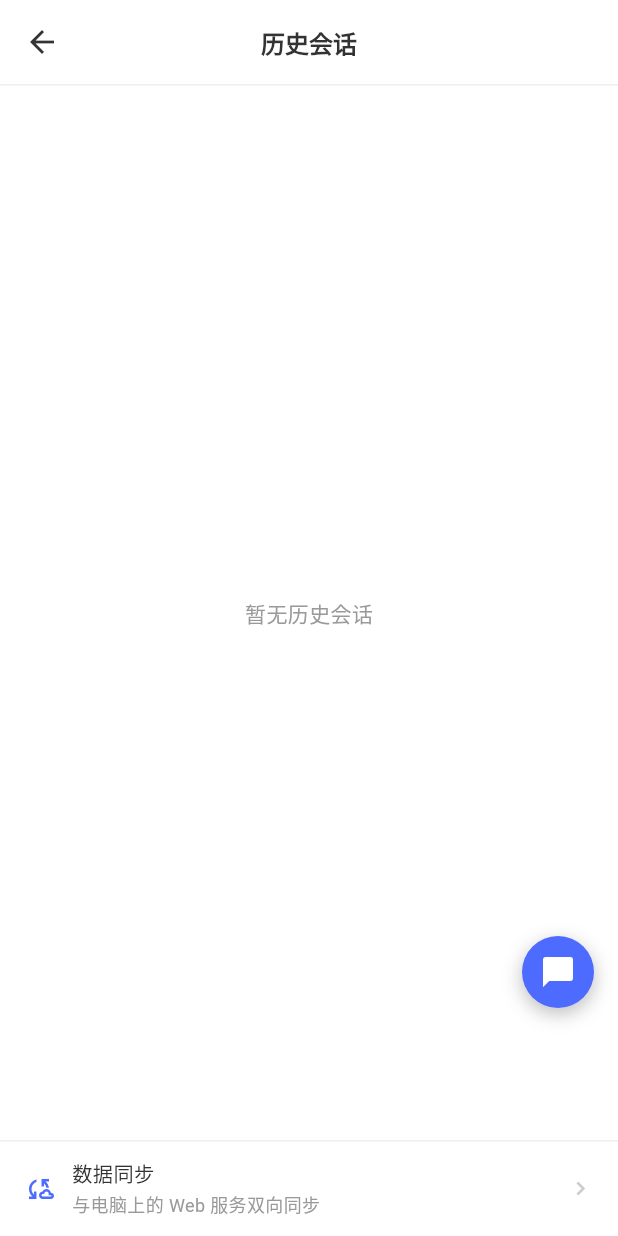
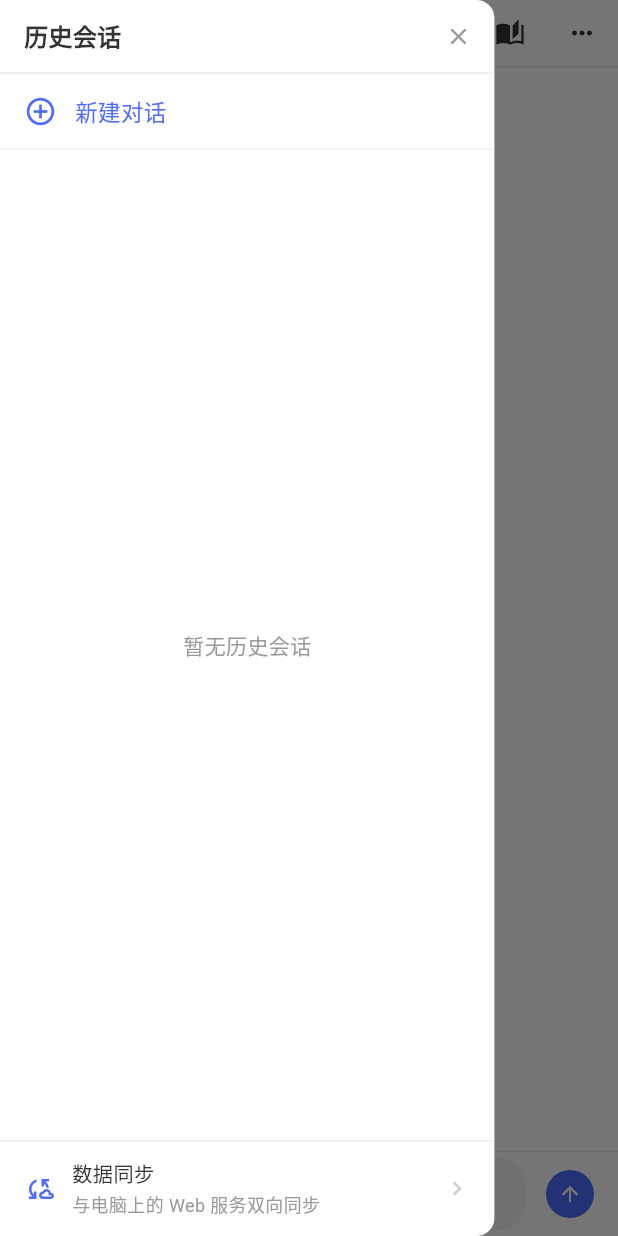
Before and after one commit to xianyvgan2223/ai-novel-platform, a Flutter app: the screen it shows after launch, after a tap on the "menu" icon, on a phone screen of 412 x 824 dp. Run offline on Flutter 3.47's test engine with Material 3 defaults, Android fonts, the phone set to English and light mode, and no system bars; our stand-ins replace dio, file_picker, flutter_riverpod, sqflite; missing offline and left inert: flutter_displaymode; accounts and stored records are empty.

Commit message:
4.7.17优化聊天页面显示

```diff
--- a/lib/features/chat/presentation/chat_page.dart
+++ b/lib/features/chat/presentation/chat_page.dart
@@ -7,7 +7,6 @@ import 'package:flutter/cupertino.dart';
 import 'package:flutter_riverpod/flutter_riverpod.dart';
 import '../application/chat_controller.dart';
 import '../domain/chat_message.dart';
-import '../domain/chat_session.dart';
 import 'history_page.dart';
 import 'settings_page.dart';
 import 'session_setting_page.dart';
@@ -28,6 +27,9 @@ class _ChatPageState extends ConsumerState<ChatPage> {
   final TextEditingController _inputCtrl = TextEditingController();
   final ScrollController _scrollCtrl = ScrollController();
 
+  /// 用于打开/关闭历史会话抽屉
+  final GlobalKey<ScaffoldState> _scaffoldKey = GlobalKey<ScaffoldState>();
+
   // 编辑模式状态
   bool _isEditMode = false;
   final Set<int> _selectedIndices = {};
@@ -35,17 +37,33 @@ class _ChatPageState extends ConsumerState<ChatPage> {
   /// 用户是否在聊天底部附近（防自动滚动干扰手动翻阅）
   bool _isNearBottom = true;
 
+  /// 已滚到底部的会话 id（抽屉切换会话/新建会话后需要重新定位到底部）
+  int? _scrolledSessionId;
+
   ChatController get _chat => ref.read(chatProvider);
 
   @override
   void initState() {
     super.initState();
     _scrollCtrl.addListener(_onScrollChanged);
+    // 监听会话切换：抽屉里选中历史会话后自动定位到最新消息
+    ref.read(chatProvider).addListener(_onChatChanged);
     // 进入页面时定位到底部（如从悬浮面板“展开”进入时展示最新消息）
     WidgetsBinding.instance.addPostFrameCallback((_) {
       if (_scrollCtrl.hasClients) {
         _scrollCtrl.jumpTo(_scrollCtrl.position.maxScrollExtent);
       }
+    });
+  }
+
+  /// 会话被切换（抽屉里选会话 / 新建对话）时，等消息渲染完成后滚到底部
+  void _onChatChanged() {
+    final sessionId = _chat.currentSession?.id;
+    if (sessionId == _scrolledSessionId) return;
+    _scrolledSessionId = sessionId;
+    WidgetsBinding.instance.addPostFrameCallback((_) {
+      if (!mounted || !_scrollCtrl.hasClients) return;
+      _scrollCtrl.jumpTo(_scrollCtrl.position.maxScrollExtent);
     });
   }
 
@@ -58,6 +76,7 @@ class _ChatPageState extends ConsumerState<ChatPage> {
 
   @override
   void dispose() {
+    ref.read(chatProvider).removeListener(_onChatChanged);
     _scrollCtrl.removeListener(_onScrollChanged);
     _inputCtrl.dispose();
     _scrollCtrl.dispose();
@@ -164,6 +183,24 @@ class _ChatPageState extends ConsumerState<ChatPage> {
     }
   }
 
+  // ── 页面跳转 ──
+
+  /// 切换页面：收输入法 + 立即 push，不做任何等待。
+  ///
+  /// 曾经的坑：输入框有焦点时点「写小说」，输入法还没收回，新页面正文只剩
+  /// 400 出头的高度，内容高度固定的页面就 RenderFlex overflow。当时的修法是
+  /// 先 unfocus 再等窗口 inset 归零 —— 结果切页要多等一帧到几帧，手感发涩。
+  ///
+  /// 现在等待去掉了：目标页自身改成可滚动布局（见 novel_writing_page.dart），
+  /// 输入法收起动画与新页面入场动画同时进行也不会有布局溢出，于是切页回到
+  /// 「立即响应」。unfocus 仍然保留，否则键盘会挂在新页面上不收。
+  Future<void> _pushPage(Widget page) {
+    FocusManager.instance.primaryFocus?.unfocus();
+    return Navigator.of(
+      context,
+    ).push(MaterialPageRoute<void>(builder: (_) => page));
+  }
+
   // ── 发送消息 ──
 
   void _onSend() {
@@ -241,7 +278,9 @@ class _ChatPageState extends ConsumerState<ChatPage> {
         }
       },
       child: Scaffold(
+        key: _scaffoldKey,
         backgroundColor: Colors.white,
+        drawer: const HistoryDrawer(),
         appBar: _isEditMode
             ? _buildEditAppBar()
             : _buildAppBar(sessionTitle, hasSession),
@@ -272,21 +311,8 @@ class _ChatPageState extends ConsumerState<ChatPage> {
           ? IconButton(
               icon: const Icon(Icons.menu, color: Color(0xFF333333), size: 20),
               constraints: BoxConstraints(minWidth: 36, minHeight: 36),
-              onPressed: () async {
-                // 打开历史会话页，回传可能选中会话
-                final result = await Navigator.of(context).push<ChatSession>(
-                  MaterialPageRoute(builder: (_) => const HistoryPage()),
-                );
-                if (result != null && mounted) {
-                  await ref.read(chatProvider).loadSession(result);
-                  // 会话加载后滚动到底部
-                  WidgetsBinding.instance.addPostFrameCallback((_) {
-                    if (_scrollCtrl.hasClients) {
-                      _scrollCtrl.jumpTo(_scrollCtrl.position.maxScrollExtent);
-                    }
-                  });
-                }
-              },
+              tooltip: '历史会话',
+              onPressed: () => _scaffoldKey.currentState?.openDrawer(),
             )
           : BackButton(
               color: const Color(0xFF333333),
@@ -296,9 +322,7 @@ class _ChatPageState extends ConsumerState<ChatPage> {
         onTap: () {
           // 点击标题打开当前会话的设置页
           if (hasSession) {
-            Navigator.of(context).push(
-              MaterialPageRoute(builder: (_) => const SessionSettingsPage()),
-            );
+            _pushPage(const SessionSettingsPage());
           }
         },
         child: Row(
@@ -333,11 +357,7 @@ class _ChatPageState extends ConsumerState<ChatPage> {
           ),
           constraints: BoxConstraints(minWidth: 36, minHeight: 36),
           tooltip: '写小说',
-          onPressed: () {
-            Navigator.of(
-              context,
-            ).push(MaterialPageRoute(builder: (_) => const NovelWritingPage()));
-          },
+          onPressed: () => _pushPage(const NovelWritingPage()),
         ),
         PopupMenuButton<String>(
           icon: const Icon(
@@ -351,13 +371,9 @@ class _ChatPageState extends ConsumerState<ChatPage> {
           onSelected: (value) {
             switch (value) {
               case 'settings':
-                Navigator.of(
-                  context,
-                ).push(MaterialPageRoute(builder: (_) => const SettingsPage()));
+                _pushPage(const SettingsPage());
               case 'game':
-                Navigator.of(
-                  context,
-                ).push(MaterialPageRoute(builder: (_) => const GameHubPage()));
+                _pushPage(const GameHubPage());
             }
           },
           itemBuilder: (context) => [
--- a/lib/features/chat/presentation/history_page.dart
+++ b/lib/features/chat/presentation/history_page.dart
@@ -1,5 +1,6 @@
 /// lib/views/history_page.dart
-/// 历史会话列表页面 — 展示、新建、删除会话
+/// 历史会话抽屉 — 展示、新建、删除会话（从左侧滑出，占屏幕宽度 70%）
+library;
 
 import 'package:flutter/material.dart';
 import 'package:flutter_riverpod/flutter_riverpod.dart';
@@ -15,14 +16,44 @@ final historyProvider = ChangeNotifierProvider<HistoryController>(
   (ref) => HistoryController(),
 );
 
-class HistoryPage extends ConsumerStatefulWidget {
-  const HistoryPage({super.key});
+/// 历史会话抽屉：点击聊天页左上角菜单按钮后从左侧滑出。
+///
+/// 选中会话 / 新建对话后自动关闭抽屉（Drawer 是 Navigator 上的一层路由，
+/// 直接 pop 即可收起），并切换 chatProvider 中的当前会话。
+class HistoryDrawer extends ConsumerStatefulWidget {
+  const HistoryDrawer({
+    super.key,
+    this.sessionTitleFontSize = defaultSessionTitleFontSize,
+    this.sessionPreviewFontSize = defaultSessionPreviewFontSize,
+    this.sessionTimeFontSize = defaultSessionTimeFontSize,
+  });
+
+  /// 抽屉宽度占屏幕宽度的比例
+  static const double widthFactor = 0.8;
+
+  /// 会话条目标题的默认字号
+  static const double defaultSessionTitleFontSize = 10;
+
+  /// 会话条目预览行（最后一条消息）的默认字号
+  static const double defaultSessionPreviewFontSize = 8;
+
+  /// 会话条目时间戳的默认字号（略小于标题、略大于预览行）
+  static const double defaultSessionTimeFontSize = 9;
+
+  /// 会话条目标题字号；留出参数是为了截图工具能对比别的字号
+  final double sessionTitleFontSize;
+
+  /// 会话条目预览行字号，同上留出参数备用
+  final double sessionPreviewFontSize;
+
+  /// 会话条目时间戳字号，同上留出参数备用
+  final double sessionTimeFontSize;
 
   @override
-  ConsumerState<HistoryPage> createState() => _HistoryPageState();
+  ConsumerState<HistoryDrawer> createState() => _HistoryDrawerState();
 }
 
-class _HistoryPageState extends ConsumerState<HistoryPage> {
+class _HistoryDrawerState extends ConsumerState<HistoryDrawer> {
   /// 数据同步状态
   bool _syncing = false;
   String _syncStatus = '';
@@ -48,6 +79,12 @@ class _HistoryPageState extends ConsumerState<HistoryPage> {
     final d = DateTime.fromMillisecondsSinceEpoch(ms);
     String two(int n) => n.toString().padLeft(2, '0');
     return '${two(d.month)}-${two(d.day)} ${two(d.hour)}:${two(d.minute)}';
+  }
+
+  /// 收起抽屉（Drawer 是 Navigator 上的路由，pop 即关闭）
+  void _closeDrawer() {
+    if (!mounted) return;
+    Navigator.of(context).pop();
   }
 
   /// 一键同步：优先用已保存的地址；没配过就自动在局域网里找电脑
@@ -95,9 +132,7 @@ class _HistoryPageState extends ConsumerState<HistoryPage> {
           action: SnackBarAction(
             label: '同步设置',
             textColor: Colors.white,
-            onPressed: () => Navigator.of(context).push(
-              MaterialPageRoute<void>(builder: (_) => const SyncPage()),
-            ),
+            onPressed: _openSyncPage,
           ),
         ),
       );
@@ -106,19 +141,25 @@ class _HistoryPageState extends ConsumerState<HistoryPage> {
     }
   }
 
+  /// 打开同步设置页：先收起抽屉再进入，避免返回时抽屉仍展开
+  void _openSyncPage() {
+    final navigator = Navigator.of(context);
+    _closeDrawer();
+    navigator.push(
+      MaterialPageRoute<void>(builder: (_) => const SyncPage()),
+    );
+  }
+
   Future<void> _onNewSession() async {
     // 直接新建内存会话并切换到主页面，等发消息时才入库
     ref.read(chatProvider).newSession();
-    if (mounted) {
-      Navigator.of(context).pop();
-    }
+    _closeDrawer();
   }
 
   Future<void> _onTapSession(ChatSession session) async {
-    await ref.read(chatProvider).loadSession(session);
-    if (mounted) {
-      Navigator.of(context).pop(session);
-    }
+    final chat = ref.read(chatProvider);
+    _closeDrawer();
+    await chat.loadSession(session);
   }
 
   Future<void> _onDeleteSession(int id) async {
@@ -127,72 +168,79 @@ class _HistoryPageState extends ConsumerState<HistoryPage> {
 
   @override
   Widget build(BuildContext context) {
-    final historyCtrl = ref.watch(historyProvider);
+    // 占屏幕宽度 70%，超出屏幕时留出右侧间隙
+    final screenWidth = MediaQuery.of(context).size.width;
+    final width = screenWidth * HistoryDrawer.widthFactor;
 
-    if (!historyCtrl.isLoaded) {
-      return Scaffold(
+    return Drawer(
+      width: width,
       backgroundColor: Colors.white,
-        appBar: _buildAppBar(context),
-        body: const Center(
-          child: CircularProgressIndicator(color: Color(0xFF4D6BFE)),
+      elevation: 4,
+      shape: const RoundedRectangleBorder(
+        borderRadius: BorderRadius.only(
+          topRight: Radius.circular(12),
+          bottomRight: Radius.circular(12),
+        ),
+      ),
+      child: ClipRRect(
+        borderRadius: const BorderRadius.only(
+          topRight: Radius.circular(12),
+          bottomRight: Radius.circular(12),
+        ),
+        child: _buildContent(),
       ),
     );
   }
 
-    final sessions = historyCtrl.sessions;
+  Widget _buildContent() {
+    final historyCtrl = ref.watch(historyProvider);
 
-    return Scaffold(
-      backgroundColor: Colors.white,
-      appBar: _buildAppBar(context),
-      body: Column(
+    return Column(
       children: [
+        _buildHeader(),
         Expanded(
-            child: sessions.isEmpty
+          child: !historyCtrl.isLoaded
               ? const Center(
-                    child: Text(
-                      '暂无历史会话',
-                      style: TextStyle(fontSize: 14, color: Color(0xFF999999)),
-                    ),
+                  child: CircularProgressIndicator(color: Color(0xFF4D6BFE)),
                 )
-                : ListView.separated(
-                    padding: const EdgeInsets.symmetric(vertical: 8),
-                    itemCount: sessions.length + 1, // +1 新建按钮
-                    separatorBuilder: (_, _) => const Divider(
-                      height: 1,
-                      indent: 16,
-                      color: Color(0xFFEEEEEE),
-                    ),
-                    itemBuilder: (context, index) {
-                      if (index == 0) {
-                        return _NewSessionButton(onTap: _onNewSession);
-                      }
-                      final session = sessions[index - 1];
-                      return _SessionTile(
-                        session: session,
-                        onTap: () => _onTapSession(session),
-                        onDelete: () => _showDeleteConfirm(session),
-                      );
-                    },
+              : Column(
+                  children: [
+                    // 「新建对话」始终可用，没有历史会话时也能新建
+                    _NewSessionButton(onTap: _onNewSession),
+                    const Divider(height: 1, color: Color(0xFFEEEEEE)),
+                    Expanded(child: _buildSessionList(historyCtrl.sessions)),
+                  ],
                 ),
         ),
         // 底部固定的数据同步入口
         const Divider(height: 1, color: Color(0xFFEEEEEE)),
-          _SyncEntry(syncing: _syncing, status: _syncStatus, onTap: _quickSync),
+        SafeArea(
+          top: false,
+          child: _SyncEntry(
+            syncing: _syncing,
+            status: _syncStatus,
+            onTap: _quickSync,
+          ),
+        ),
       ],
-      ),
     );
   }
 
-  AppBar _buildAppBar(BuildContext context) {
-    return AppBar(
-      backgroundColor: Colors.white,
-      elevation: 0,
-      scrolledUnderElevation: 0,
-      leading: IconButton(
-        icon: const Icon(Icons.arrow_back, color: Color(0xFF333333)),
-        onPressed: () => Navigator.of(context).pop(),
+  /// 抽屉顶部标题栏
+  Widget _buildHeader() {
+    return Container(
+      decoration: const BoxDecoration(
+        border: Border(bottom: BorderSide(color: Color(0xFFEEEEEE), width: 1)),
       ),
-      title: const Text(
+      child: SafeArea(
+        bottom: false,
+        child: SizedBox(
+          height: 48,
+          child: Row(
+            children: [
+              const SizedBox(width: 16),
+              const Expanded(
+                child: Text(
                   '历史会话',
                   style: TextStyle(
                     fontSize: 16,
@@ -200,11 +248,52 @@ class _HistoryPageState extends ConsumerState<HistoryPage> {
                     color: Color(0xFF333333),
                   ),
                 ),
-      centerTitle: true,
-      bottom: const PreferredSize(
-        preferredSize: Size.fromHeight(1),
-        child: Divider(height: 1, color: Color(0xFFEEEEEE)),
               ),
+              IconButton(
+                icon: const Icon(
+                  Icons.close,
+                  size: 18,
+                  color: Color(0xFF999999),
+                ),
+                tooltip: '关闭',
+                onPressed: _closeDrawer,
+              ),
+            ],
+          ),
+        ),
+      ),
+    );
+  }
+
+  Widget _buildSessionList(List<ChatSession> sessions) {
+    if (sessions.isEmpty) {
+      return const Center(
+        child: Text(
+          '暂无历史会话',
+          style: TextStyle(fontSize: 14, color: Color(0xFF999999)),
+        ),
+      );
+    }
+
+    return ListView.separated(
+      padding: const EdgeInsets.symmetric(vertical: 8),
+      itemCount: sessions.length,
+      separatorBuilder: (_, _) => const Divider(
+        height: 1,
+        indent: 16,
+        color: Color(0xFFEEEEEE),
+      ),
+      itemBuilder: (context, index) {
+        final session = sessions[index];
+        return _SessionTile(
+          session: session,
+          titleFontSize: widget.sessionTitleFontSize,
+          previewFontSize: widget.sessionPreviewFontSize,
+          timeFontSize: widget.sessionTimeFontSize,
+          onTap: () => _onTapSession(session),
+          onDelete: () => _showDeleteConfirm(session),
+        );
+      },
     );
   }
 
@@ -346,10 +435,22 @@ class _SessionTile extends StatelessWidget {
   final VoidCallback onTap;
   final VoidCallback onDelete;
 
+  /// 标题字号，默认取 [HistoryDrawer.defaultSessionTitleFontSize]（抽屉会传实际字号）
+  final double titleFontSize;
+
+  /// 预览行字号，默认取 [HistoryDrawer.defaultSessionPreviewFontSize]
+  final double previewFontSize;
+
+  /// 时间戳字号，默认取 [HistoryDrawer.defaultSessionTimeFontSize]
+  final double timeFontSize;
+
   const _SessionTile({
     required this.session,
     required this.onTap,
     required this.onDelete,
+    this.titleFontSize = HistoryDrawer.defaultSessionTitleFontSize,
+    this.previewFontSize = HistoryDrawer.defaultSessionPreviewFontSize,
+    this.timeFontSize = HistoryDrawer.defaultSessionTimeFontSize,
   });
 
   @override
@@ -369,19 +470,19 @@ class _SessionTile extends StatelessWidget {
                     session.title,
                     maxLines: 1,
                     overflow: TextOverflow.ellipsis,
-                    style: const TextStyle(
-                      fontSize: 15,
+                    style: TextStyle(
+                      fontSize: titleFontSize,
                       fontWeight: FontWeight.w500,
-                      color: Color(0xFF333333),
+                      color: const Color(0xFF333333),
                     ),
                   ),
                 ),
                 const SizedBox(width: 8),
                 Text(
                   _formatTime(session.createTime),
-                  style: const TextStyle(
-                    fontSize: 12,
-                    color: Color(0xFFBBBBBB),
+                  style: TextStyle(
+                    fontSize: timeFontSize,
+                    color: const Color(0xFFBBBBBB),
                   ),
                 ),
               ],
@@ -391,7 +492,10 @@ class _SessionTile extends StatelessWidget {
               session.lastMessage,
               maxLines: 1,
               overflow: TextOverflow.ellipsis,
-              style: const TextStyle(fontSize: 13, color: Color(0xFF999999)),
+              style: TextStyle(
+                fontSize: previewFontSize,
+                color: const Color(0xFF999999),
+              ),
             ),
           ],
         ),
--- a/pubspec.yaml
+++ b/pubspec.yaml
@@ -16,7 +16,7 @@ publish_to: 'none' # Remove this line if you wish to publish to pub.dev
 # https://developer.apple.com/library/archive/documentation/General/Reference/InfoPlistKeyReference/Articles/CoreFoundationKeys.html
 # In Windows, build-name is used as the major, minor, and patch parts
 # of the product and file versions while build-number is used as the build suffix.
-version: 4.7.16
+version: 4.7.17
 
 environment:
   sdk: ^3.12.2
```
Also changed, not shown: lib/features/novel_writing/novel_writing_page.dart (+20 -2 lines), 4 other files. Lines whose indentation alone changed are shown as unchanged.
